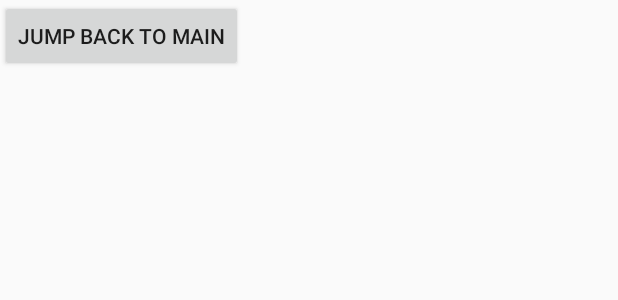
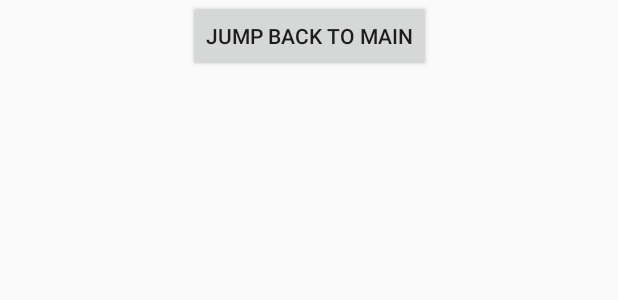
Before and after one commit to vk415072/androidLearning, an Android app: the layout activity_main2.xml on its own in the app's theme, with its tools: preview values and no code run, on a phone screen of 412 x 824 dp. Shown: the top 300 px of the screen. Run offline under Robolectric (Android 15) with nearby library versions, the phone set to English and light mode, and no system bars.

```diff
--- a/MultipleActivityDemo/app/src/main/res/layout/activity_main2.xml
+++ b/MultipleActivityDemo/app/src/main/res/layout/activity_main2.xml
@@ -12,6 +12,8 @@
         android:layout_height="wrap_content"
         android:onClick="tapToBack"
         android:text="Jump back to Main"
-        tools:layout_editor_absoluteX="161dp"
+        app:layout_constraintEnd_toEndOf="parent"
+        app:layout_constraintHorizontal_bias="0.5"
+        app:layout_constraintStart_toStartOf="parent"
         tools:layout_editor_absoluteY="341dp" />
 </android.support.constraint.ConstraintLayout>
```
Also changed, not shown: MultipleActivityDemo/app/src/main/java/com/vk/multipleactivitydemo/Main2Activity.java (+14 -2 lines), MultipleActivityDemo/app/src/main/java/com/vk/multipleactivitydemo/MainActivity.java (+10 -3 lines).
